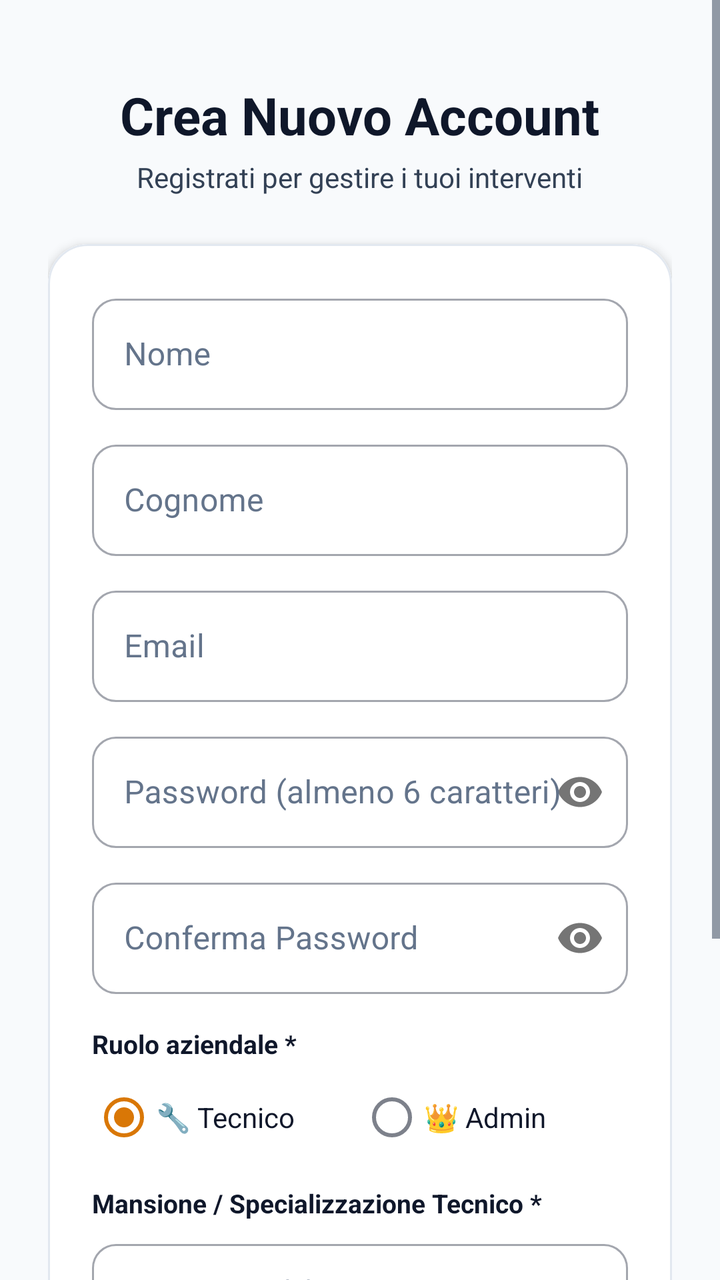
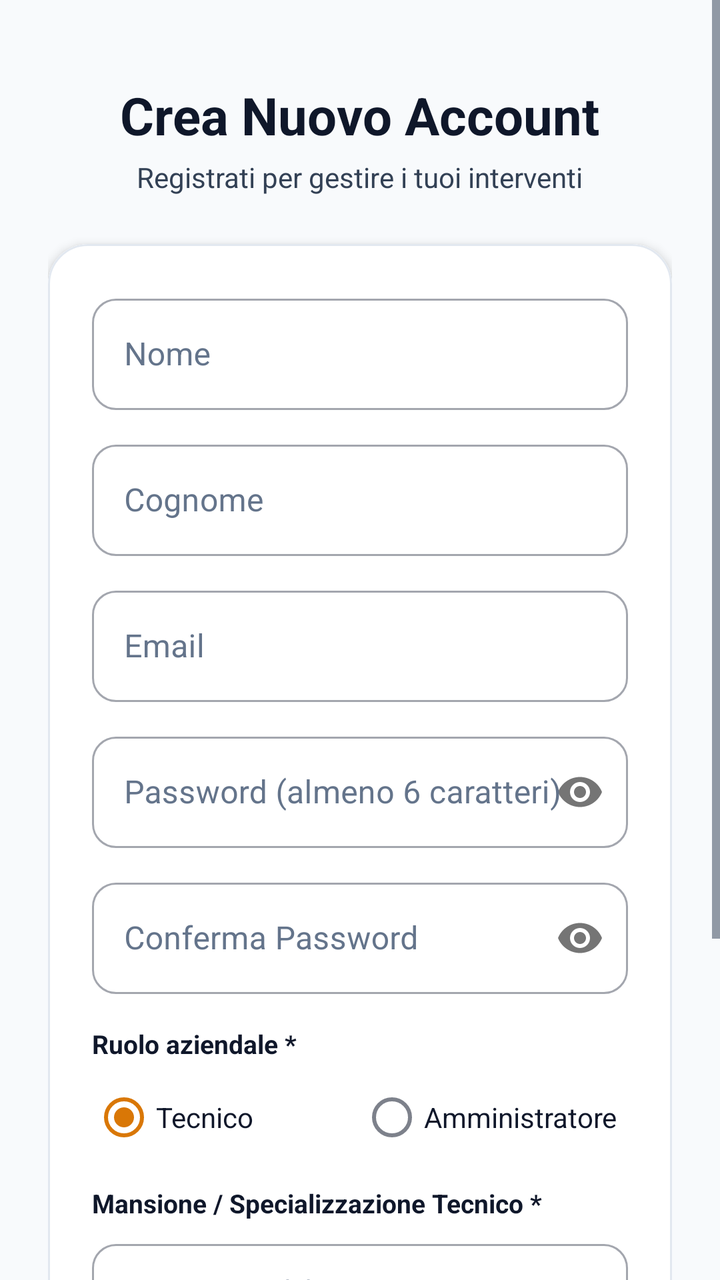

An Android layout rendered at two revisions. The XML below is the earlier revision; the diff shows what the commit changed to produce the second picture.
<!-- AndroidManifest.xml: application theme Theme.TechInterventionApp -->
<!-- res/layout/fragment_register.xml -->
<?xml version="1.0" encoding="utf-8"?>
<ScrollView
    xmlns:android="http://schemas.android.com/apk/res/android"
    xmlns:app="http://schemas.android.com/apk/res-auto"
    android:layout_width="match_parent"
    android:layout_height="match_parent"
    android:fillViewport="true"
    android:background="@color/background">

    <LinearLayout
        android:layout_width="match_parent"
        android:layout_height="wrap_content"
        android:orientation="vertical"
        android:gravity="center"
        android:padding="24dp">

        <TextView
            android:id="@+id/tv_title"
            android:layout_width="wrap_content"
            android:layout_height="wrap_content"
            android:text="Crea Nuovo Account"
            android:textSize="26sp"
            android:textStyle="bold"
            android:textColor="@color/text_primary"
            android:layout_marginTop="16dp" />

        <TextView
            android:layout_width="wrap_content"
            android:layout_height="wrap_content"
            android:text="Registrati per gestire i tuoi interventi"
            android:textSize="14sp"
            android:textColor="@color/text_secondary"
            android:layout_marginTop="4dp" />

        
        <com.google.android.material.card.MaterialCardView
            android:layout_width="match_parent"
            android:layout_height="wrap_content"
            app:cardCornerRadius="20dp"
            app:cardElevation="3dp"
            app:strokeColor="@color/border_subtle"
            app:strokeWidth="1dp"
            android:layout_marginTop="24dp">

            <LinearLayout
                android:layout_width="match_parent"
                android:layout_height="wrap_content"
                android:orientation="vertical"
                android:background="@color/surface"
                android:padding="22dp">

                <com.google.android.material.textfield.TextInputLayout
                    android:id="@+id/til_first_name"
                    style="@style/Widget.MaterialComponents.TextInputLayout.OutlinedBox"
                    android:layout_width="match_parent"
                    android:layout_height="wrap_content"
                    android:hint="Nome"
                    android:textColorHint="@color/text_muted"
                    app:boxCornerRadiusTopStart="12dp"
                    app:boxCornerRadiusTopEnd="12dp"
                    app:boxCornerRadiusBottomStart="12dp"
                    app:boxCornerRadiusBottomEnd="12dp">
                    <com.google.android.material.textfield.TextInputEditText
                        android:id="@+id/et_first_name"
                        android:layout_width="match_parent"
                        android:layout_height="wrap_content"
                        android:textColor="@color/text_primary"
                        android:inputType="textPersonName"
                        android:imeOptions="actionNext" />
                </com.google.android.material.textfield.TextInputLayout>

                <com.google.android.material.textfield.TextInputLayout
                    android:id="@+id/til_last_name"
                    style="@style/Widget.MaterialComponents.TextInputLayout.OutlinedBox"
                    android:layout_width="match_parent"
                    android:layout_height="wrap_content"
                    android:hint="Cognome"
                    android:textColorHint="@color/text_muted"
                    app:boxCornerRadiusTopStart="12dp"
                    app:boxCornerRadiusTopEnd="12dp"
                    app:boxCornerRadiusBottomStart="12dp"
                    app:boxCornerRadiusBottomEnd="12dp"
                    android:layout_marginTop="12dp">
                    <com.google.android.material.textfield.TextInputEditText
                        android:id="@+id/et_last_name"
                        android:layout_width="match_parent"
                        android:layout_height="wrap_content"
                        android:textColor="@color/text_primary"
                        android:inputType="textPersonName"
                        android:imeOptions="actionNext" />
                </com.google.android.material.textfield.TextInputLayout>

                <com.google.android.material.textfield.TextInputLayout
                    android:id="@+id/til_email"
                    style="@style/Widget.MaterialComponents.TextInputLayout.OutlinedBox"
                    android:layout_width="match_parent"
                    android:layout_height="wrap_content"
                    android:hint="Email"
                    android:textColorHint="@color/text_muted"
                    app:boxCornerRadiusTopStart="12dp"
                    app:boxCornerRadiusTopEnd="12dp"
                    app:boxCornerRadiusBottomStart="12dp"
                    app:boxCornerRadiusBottomEnd="12dp"
                    android:layout_marginTop="12dp">
                    <com.google.android.material.textfield.TextInputEditText
                        android:id="@+id/et_email"
                        android:layout_width="match_parent"
                        android:layout_height="wrap_content"
                        android:textColor="@color/text_primary"
                        android:inputType="textEmailAddress"
                        android:imeOptions="actionNext" />
                </com.google.android.material.textfield.TextInputLayout>

                <com.google.android.material.textfield.TextInputLayout
                    android:id="@+id/til_password"
                    style="@style/Widget.MaterialComponents.TextInputLayout.OutlinedBox"
                    android:layout_width="match_parent"
                    android:layout_height="wrap_content"
                    android:hint="Password (almeno 6 caratteri)"
                    android:textColorHint="@color/text_muted"
                    app:passwordToggleEnabled="true"
                    app:boxCornerRadiusTopStart="12dp"
                    app:boxCornerRadiusTopEnd="12dp"
                    app:boxCornerRadiusBottomStart="12dp"
                    app:boxCornerRadiusBottomEnd="12dp"
                    android:layout_marginTop="12dp">
                    <com.google.android.material.textfield.TextInputEditText
                        android:id="@+id/et_password"
                        android:layout_width="match_parent"
                        android:layout_height="wrap_content"
                        android:textColor="@color/text_primary"
                        android:inputType="textPassword"
                        android:imeOptions="actionNext" />
                </com.google.android.material.textfield.TextInputLayout>

                <com.google.android.material.textfield.TextInputLayout
                    android:id="@+id/til_confirm_password"
                    style="@style/Widget.MaterialComponents.TextInputLayout.OutlinedBox"
                    android:layout_width="match_parent"
                    android:layout_height="wrap_content"
                    android:hint="Conferma Password"
                    android:textColorHint="@color/text_muted"
                    app:passwordToggleEnabled="true"
                    app:boxCornerRadiusTopStart="12dp"
                    app:boxCornerRadiusTopEnd="12dp"
                    app:boxCornerRadiusBottomStart="12dp"
                    app:boxCornerRadiusBottomEnd="12dp"
                    android:layout_marginTop="12dp">
                    <com.google.android.material.textfield.TextInputEditText
                        android:id="@+id/et_confirm_password"
                        android:layout_width="match_parent"
                        android:layout_height="wrap_content"
                        android:textColor="@color/text_primary"
                        android:inputType="textPassword"
                        android:imeOptions="actionDone" />
                </com.google.android.material.textfield.TextInputLayout>

                
                <TextView
                    android:layout_width="match_parent"
                    android:layout_height="wrap_content"
                    android:text="Ruolo aziendale *"
                    android:textStyle="bold"
                    android:textSize="13sp"
                    android:textColor="@color/text_primary"
                    android:layout_marginTop="16dp"
                    android:layout_marginBottom="4dp" />

                <RadioGroup
                    android:id="@+id/rg_role"
                    android:layout_width="match_parent"
                    android:layout_height="wrap_content"
                    android:orientation="horizontal">
                    <RadioButton
                        android:id="@+id/rb_technician"
                        android:layout_width="0dp"
                        android:layout_height="wrap_content"
                        android:layout_weight="1"
                        android:text="🔧 Tecnico"
                        android:checked="true"
                        android:textColor="@color/text_primary" />
                    <RadioButton
                        android:id="@+id/rb_admin"
                        android:layout_width="0dp"
                        android:layout_height="wrap_content"
                        android:layout_weight="1"
                        android:text="👑 Admin"
                        android:textColor="@color/text_primary" />
                </RadioGroup>

                
                <LinearLayout
                    android:id="@+id/layout_department"
                    android:layout_width="match_parent"
                    android:layout_height="wrap_content"
                    android:orientation="vertical"
                    android:layout_marginTop="10dp">

                    <TextView
                        android:layout_width="match_parent"
                        android:layout_height="wrap_content"
                        android:text="Mansione / Specializzazione Tecnico *"
                        android:textStyle="bold"
                        android:textSize="13sp"
                        android:textColor="@color/text_primary"
                        android:layout_marginBottom="6dp" />

                    <com.google.android.material.textfield.TextInputLayout
                        android:id="@+id/til_department"
                        style="@style/Widget.MaterialComponents.TextInputLayout.OutlinedBox.ExposedDropdownMenu"
                        android:layout_width="match_parent"
                        android:layout_height="wrap_content"
                        android:hint="Scrivi o scegli la mansione"
                        android:textColorHint="@color/text_muted"
                        app:boxCornerRadiusTopStart="12dp"
                        app:boxCornerRadiusTopEnd="12dp"
                        app:boxCornerRadiusBottomStart="12dp"
                        app:boxCornerRadiusBottomEnd="12dp">

                        <AutoCompleteTextView
                            android:id="@+id/actv_department"
                            android:layout_width="match_parent"
                            android:layout_height="wrap_content"
                            android:inputType="textCapWords"
                            android:completionThreshold="1"
                            android:textColor="@color/text_primary"
                            android:textSize="14sp"
                            android:paddingVertical="14dp" />
                    </com.google.android.material.textfield.TextInputLayout>
                </LinearLayout>

                <com.google.android.material.button.MaterialButton
                    android:id="@+id/btn_register"
                    android:layout_width="match_parent"
                    android:layout_height="52dp"
                    android:text="Crea Account"
                    android:textSize="16sp"
                    android:textStyle="bold"
                    android:textColor="@color/white"
                    app:backgroundTint="@color/primary"
                    app:cornerRadius="12dp"
                    android:layout_marginTop="22dp" />

            </LinearLayout>
        </com.google.android.material.card.MaterialCardView>

        
        <TextView
            android:id="@+id/tv_login"
            android:layout_width="wrap_content"
            android:layout_height="wrap_content"
            android:text="Hai già un account? Accedi"
            android:textColor="@color/primary"
            android:textStyle="bold"
            android:textSize="14sp"
            android:padding="12dp"
            android:layout_marginTop="16dp"
            android:layout_marginBottom="24dp" />

    </LinearLayout>
</ScrollView>
<!-- resources referenced by this layout -->
<resources>
  <color name="background">#F8FAFC</color>
  <color name="border_subtle">#E2E8F0</color>
  <color name="primary">#1E40AF</color>
  <color name="surface">#FFFFFF</color>
  <color name="text_muted">#64748B</color>
  <color name="text_primary">#0F172A</color>
  <color name="text_secondary">#334155</color>
  <color name="white">#FFFFFF</color>
  <style name="Theme.TechInterventionApp" parent="Theme.MaterialComponents.Light.NoActionBar">
          
          <item name="colorPrimary">@color/primary</item>
          <item name="colorPrimaryVariant">@color/primary_variant</item>
          <item name="colorOnPrimary">@color/white</item>
          <item name="colorSecondary">@color/secondary</item>
          <item name="colorSecondaryVariant">@color/secondary_variant</item>
          <item name="colorOnSecondary">@color/white</item>
          <item name="colorError">@color/error</item>
  
          
          <item name="android:colorBackground">@color/background</item>
          <item name="colorSurface">@color/surface</item>
          <item name="colorOnSurface">@color/text_primary</item>
  
          
          <item name="android:textColor">@color/text_primary</item>
          <item name="android:textColorPrimary">@color/text_primary</item>
          <item name="android:textColorSecondary">@color/text_secondary</item>
          <item name="android:textColorHint">@color/text_muted</item>
  
          
          <item name="android:statusBarColor">@color/background</item>
          <item name="android:windowLightStatusBar">true</item>
          <item name="android:navigationBarColor">@color/surface</item>
          <item name="android:windowLightNavigationBar">true</item>
  
          
          <item name="textInputStyle">@style/Widget.App.TextInputLayout</item>
      </style>
  <color name="primary_variant">#172554</color>
  <color name="secondary">#D97706</color>
  <color name="secondary_variant">#B45309</color>
  <color name="error">#DC2626</color>
  <style name="Widget.App.TextInputLayout" parent="Widget.MaterialComponents.TextInputLayout.OutlinedBox">
          <item name="boxStrokeColor">@color/primary</item>
          <item name="boxStrokeWidth">1.5dp</item>
          <item name="boxCornerRadiusTopStart">12dp</item>
          <item name="boxCornerRadiusTopEnd">12dp</item>
          <item name="boxCornerRadiusBottomStart">12dp</item>
          <item name="boxCornerRadiusBottomEnd">12dp</item>
          <item name="hintTextColor">@color/primary</item>
          <item name="android:textColorHint">@color/text_muted</item>
      </style>
</resources>

<!-- the commit's change to res/layout/fragment_register.xml (unified diff, before → after) -->
@@ -176,7 +176,7 @@
                         android:layout_width="0dp"
                         android:layout_height="wrap_content"
                         android:layout_weight="1"
-                        android:text="🔧 Tecnico"
+                        android:text="Tecnico"
                         android:checked="true"
                         android:textColor="@color/text_primary" />
                     <RadioButton
@@ -184,7 +184,7 @@
                         android:layout_width="0dp"
                         android:layout_height="wrap_content"
                         android:layout_weight="1"
-                        android:text="👑 Admin"
+                        android:text="Amministratore"
                         android:textColor="@color/text_primary" />
                 </RadioGroup>
 
